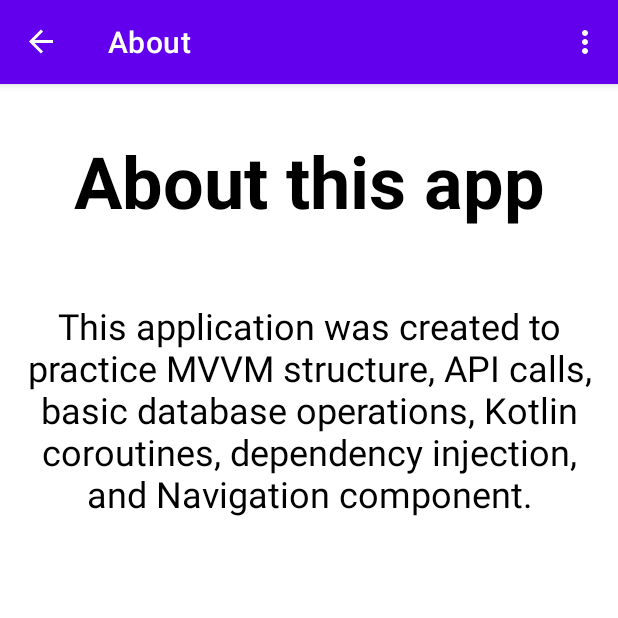
After one commit to cseltzner/Weather, an Android app: the AboutFragment screen opened through its navigation route, on a phone screen of 412 x 824 dp, the top half of it. The commit adds this screen. Run offline under Robolectric (Android 15) with nearby library versions, the phone set to English and light mode, and no system bars; our stand-ins replace Dagger/Hilt's generated code, navigation-ui.

Commit message:
Added menu along with functional refresh, delete all, and about page.
Refactored repository so viewmodels could not access dao and api directly

```diff
--- a/app/src/main/java/com/cseltz/android/weather/MainActivity.kt
+++ b/app/src/main/java/com/cseltz/android/weather/MainActivity.kt
@@ -2,6 +2,9 @@ package com.cseltz.android.weather
 
 import androidx.appcompat.app.AppCompatActivity
 import android.os.Bundle
+import android.view.Menu
+import android.view.MenuItem
+import android.widget.Toast
 import androidx.appcompat.widget.Toolbar
 import androidx.navigation.NavController
 import androidx.navigation.fragment.NavHostFragment
@@ -33,4 +36,19 @@ class MainActivity : AppCompatActivity() {
     override fun onSupportNavigateUp(): Boolean {
         return navController.navigateUp() || super.onSupportNavigateUp()
     }
+
+    override fun onCreateOptionsMenu(menu: Menu): Boolean {
+        menuInflater.inflate(R.menu.menu_basic, menu)
+        return true
+    }
+
+    override fun onOptionsItemSelected(item: MenuItem): Boolean {
+        return when (item.itemId) {
+            R.id.menu_about -> {
+                navController.navigate(NavGraphDirections.actionGlobalAboutFragment2())
+                true
+            }
+            else -> false
+        }
+    }
 }
--- a/app/src/main/java/com/cseltz/android/weather/model/local/StoredCityDao.kt
+++ b/app/src/main/java/com/cseltz/android/weather/model/local/StoredCityDao.kt
@@ -1,5 +1,6 @@
 package com.cseltz.android.weather.model.local
 
+import androidx.lifecycle.LiveData
 import androidx.room.*
 import kotlinx.coroutines.flow.Flow
 
@@ -19,6 +20,9 @@ interface StoredCityDao {
     fun getAllStoredCitiesAsFlow(): Flow<List<StoredCity>>
 
     @Query("SELECT * FROM stored_cities")
+    fun getAllStoredCitiesAsLiveData(): LiveData<List<StoredCity>>
+
+    @Query("SELECT * FROM stored_cities")
     suspend fun getAllStoredCitiesAsList(): List<StoredCity>
 
     @Query("DELETE FROM stored_cities")
--- /dev/null
+++ b/app/src/main/java/com/cseltz/android/weather/ui/AboutFragment.kt
@@ -0,0 +1,9 @@
+package com.cseltz.android.weather.ui
+
+import android.os.Bundle
+import android.view.Menu
+import android.view.MenuInflater
+import androidx.fragment.app.Fragment
+import com.cseltz.android.weather.R
+
+class AboutFragment: Fragment(R.layout.fragment_about)
--- a/app/src/main/java/com/cseltz/android/weather/ui/addcity/AddCityViewModel.kt
+++ b/app/src/main/java/com/cseltz/android/weather/ui/addcity/AddCityViewModel.kt
@@ -35,7 +35,7 @@ class AddCityViewModel @Inject constructor(
             is AddCityEvents.OnCompletedFabClick -> {
                 viewModelScope.launch {
 
-                    val dbCityList = repository.storedCityDao.getAllStoredCitiesAsList()
+                    val dbCityList = repository.getAllStoredCitiesAsList()
                     var shouldContinue = true
                     Log.d(TAG, "Checking db citylist...")
                     Log.d(TAG, "db city list contents: ${dbCityList.toString()}")
@@ -52,7 +52,7 @@ class AddCityViewModel @Inject constructor(
 
                     if (shouldContinue) {
                         _uiEvent.send(AddCityUiEvents.Loading)
-                        val apiCall = repository.openWeatherApi.getCoordinatesByLocationName(
+                        val apiCall = repository.getCoordinatesByLocationName(
                             getLocationString(
                                 event.city,
                                 event.state
@@ -111,7 +111,7 @@ class AddCityViewModel @Inject constructor(
             longitude = city.longitude
         )
         viewModelScope.launch {
-            repository.storedCityDao.insertStoredCity(cityToStore)
+            repository.insertStoredCity(cityToStore)
         }
     }
 
--- a/app/src/main/java/com/cseltz/android/weather/ui/maincitylist/MainCityListEvents.kt
+++ b/app/src/main/java/com/cseltz/android/weather/ui/maincitylist/MainCityListEvents.kt
@@ -1,5 +1,9 @@
 package com.cseltz.android.weather.ui.maincitylist
+
+import com.cseltz.android.weather.ui.uidataclasses.WeatherCity
 
 sealed class MainCityListEvents {
     object OnAddFabClicked: MainCityListEvents()
+    data class OnRefreshClicked(val callback: (List<WeatherCity>) -> Unit): MainCityListEvents()
+    object OnDeleteAllClicked: MainCityListEvents()
 }
--- a/app/src/main/java/com/cseltz/android/weather/ui/maincitylist/MainCityListFragment.kt
+++ b/app/src/main/java/com/cseltz/android/weather/ui/maincitylist/MainCityListFragment.kt
@@ -2,14 +2,15 @@ package com.cseltz.android.weather.ui.maincitylist
 
 import android.os.Bundle
 import android.util.Log
-import android.view.LayoutInflater
-import android.view.View
-import android.view.ViewGroup
+import android.view.*
+import android.widget.Toast
 import androidx.core.view.isVisible
 import androidx.fragment.app.Fragment
 import androidx.fragment.app.viewModels
 import androidx.lifecycle.lifecycleScope
 import androidx.navigation.fragment.findNavController
+import com.cseltz.android.weather.NavGraphDirections
+import com.cseltz.android.weather.R
 import com.cseltz.android.weather.databinding.FragmentMainCityListBinding
 import com.cseltz.android.weather.ui.uidataclasses.WeatherCity
 import com.google.android.material.snackbar.Snackbar
@@ -21,6 +22,7 @@ class MainCityListFragment: Fragment(), MainCityListFragmentAdapter.OnClickListe
 
     private lateinit var binding: FragmentMainCityListBinding
     private val viewModel: MainCityListViewModel by viewModels()
+    private lateinit var adapter: MainCityListFragmentAdapter
 
     override fun onCreateView(
         inflater: LayoutInflater,
@@ -28,17 +30,16 @@ class MainCityListFragment: Fragment(), MainCityListFragmentAdapter.OnClickListe
         savedInstanceState: Bundle?
     ): View? {
         binding = FragmentMainCityListBinding.inflate(inflater)
-        val adapter = MainCityListFragmentAdapter(this)
+        adapter = MainCityListFragmentAdapter(this)
         binding.mainRecyclerView.adapter = adapter
         binding.mainRecyclerView.setHasFixedSize(true)
 
-        viewModel.cityList.observe(viewLifecycleOwner) { cityList ->
+        viewModel.cityList.observe(viewLifecycleOwner) {
             viewModel.getWeatherCityList { list ->
                 Log.d("MainCityListFragment", "Submitting list with ${list.size} items")
-                adapter.apply {
-                    submitList(null) // Needed because submitList needs a new reference to call for updates
-                    submitList(list)
-                }
+                val newList = mutableListOf<WeatherCity>()
+                newList.addAll(list)
+                adapter.submitList(newList) // Must send a list with a different reference, or else listAdapter bugs out
             }
         }
 
@@ -72,4 +73,36 @@ class MainCityListFragment: Fragment(), MainCityListFragmentAdapter.OnClickListe
         }
         return binding.root
     }
+
+    override fun onCreate(savedInstanceState: Bundle?) {
+        super.onCreate(savedInstanceState)
+        setHasOptionsMenu(true)
+    }
+
+    override fun onCreateOptionsMenu(menu: Menu, inflater: MenuInflater) {
+        menu.clear()
+        inflater.inflate(R.menu.menu_main_city_list, menu)
+    }
+
+    override fun onOptionsItemSelected(item: MenuItem): Boolean {
+        return when (item.itemId) {
+            R.id.menu_main_about -> {
+                findNavController().navigate(NavGraphDirections.actionGlobalAboutFragment2())
+                true
+            }
+            R.id.menu_main_delete_all -> {
+                viewModel.performEvent(MainCityListEvents.OnDeleteAllClicked)
+                true
+            }
+            R.id.menu_main_refresh -> {
+                viewModel.performEvent(MainCityListEvents.OnRefreshClicked { list ->
+                    adapter.submitList(null)
+                    adapter.submitList(list)
+                })
+                true
+            }
+
+            else -> { false }
+        }
+    }
 }
--- /dev/null
+++ b/app/src/main/res/drawable/ic_refresh.xml
@@ -0,0 +1,10 @@
+<vector xmlns:android="http://schemas.android.com/apk/res/android"
+    android:width="24dp"
+    android:height="24dp"
+    android:viewportWidth="24"
+    android:viewportHeight="24"
+    android:tint="?attr/colorControlNormal">
+  <path
+      android:fillColor="@android:color/white"
+      android:pathData="M17.65,6.35C16.2,4.9 14.21,4 12,4c-4.42,0 -7.99,3.58 -7.99,8s3.57,8 7.99,8c3.73,0 6.84,-2.55 7.73,-6h-2.08c-0.82,2.33 -3.04,4 -5.65,4 -3.31,0 -6,-2.69 -6,-6s2.69,-6 6,-6c1.66,0 3.14,0.69 4.22,1.78L13,11h7V4l-2.35,2.35z"/>
+</vector>
--- a/app/src/main/res/layout/activity_main.xml
+++ b/app/src/main/res/layout/activity_main.xml
@@ -10,19 +10,20 @@
         android:id="@+id/toolbar"
         android:layout_width="match_parent"
         android:layout_height="?attr/actionBarSize"
+        android:background="@color/design_default_color_primary"
+        android:elevation="4dp"
+        android:theme="@style/ThemeOverlay.AppCompat.Dark.ActionBar"
         app:layout_constraintTop_toTopOf="parent"
-        android:theme="@style/ThemeOverlay.AppCompat.Dark.ActionBar"
-        app:popupTheme="@style/ThemeOverlay.AppCompat.Light"
-        />
+        app:popupTheme="@style/ThemeOverlay.AppCompat.Light" />
 
     <androidx.fragment.app.FragmentContainerView
         android:id="@+id/fragment_container_view"
+        android:name="androidx.navigation.fragment.NavHostFragment"
         android:layout_width="match_parent"
         android:layout_height="0dp"
-        android:name="androidx.navigation.fragment.NavHostFragment"
         app:defaultNavHost="true"
-        app:navGraph="@navigation/nav_graph"
+        app:layout_constraintBottom_toBottomOf="parent"
         app:layout_constraintTop_toBottomOf="@id/toolbar"
-        app:layout_constraintBottom_toBottomOf="parent"/>
+        app:navGraph="@navigation/nav_graph" />
 
 </androidx.constraintlayout.widget.ConstraintLayout>
--- /dev/null
+++ b/app/src/main/res/layout/fragment_about.xml
@@ -0,0 +1,36 @@
+<?xml version="1.0" encoding="utf-8"?>
+<androidx.constraintlayout.widget.ConstraintLayout xmlns:android="http://schemas.android.com/apk/res/android"
+    android:layout_width="match_parent"
+    android:layout_height="match_parent"
+    xmlns:app="http://schemas.android.com/apk/res-auto"
+    xmlns:tools="http://schemas.android.com/tools"
+    tools:context=".ui.AboutFragment">
+
+    <TextView
+        android:layout_width="match_parent"
+        android:layout_height="wrap_content"
+        android:id="@+id/about_header"
+        android:text="@string/about_this_app"
+        android:textSize="48sp"
+        android:textAlignment="center"
+        android:layout_marginTop="32dp"
+        app:layout_constraintTop_toTopOf="parent"
+        android:layout_marginStart="16dp"
+        android:layout_marginEnd="16dp"
+        android:textStyle="bold"
+        android:textColor="@color/black" />
+
+    <TextView
+        android:layout_width="match_parent"
+        android:layout_height="wrap_content"
+        android:text="@string/about_body"
+        android:textSize="24sp"
+        app:layout_constraintTop_toBottomOf="@id/about_header"
+        android:layout_marginTop="48dp"
+        android:layout_marginStart="16dp"
+        android:layout_marginEnd="16dp"
+        android:textColor="@color/black"
+        android:textAlignment="center" />
+
+
+</androidx.constraintlayout.widget.ConstraintLayout>
--- /dev/null
+++ b/app/src/main/res/menu/menu_basic.xml
@@ -0,0 +1,10 @@
+<?xml version="1.0" encoding="utf-8"?>
+<menu xmlns:android="http://schemas.android.com/apk/res/android"
+    xmlns:app="http://schemas.android.com/apk/res-auto">
+
+    <item
+        android:id="@+id/menu_about"
+        android:title="@string/about"
+        app:showAsAction="never" />
+
+</menu>
--- /dev/null
+++ b/app/src/main/res/menu/menu_main_city_list.xml
@@ -0,0 +1,21 @@
+<?xml version="1.0" encoding="utf-8"?>
+<menu xmlns:android="http://schemas.android.com/apk/res/android"
+    xmlns:app="http://schemas.android.com/apk/res-auto">
+
+    <item
+        android:id="@+id/menu_main_refresh"
+        android:title="@string/refresh"
+        android:icon="@drawable/ic_refresh"
+        app:showAsAction="ifRoom" />
+
+    <item
+        android:id="@+id/menu_main_delete_all"
+        android:title="@string/delete_all"
+        app:showAsAction="never" />
+
+    <item
+        android:id="@+id/menu_main_about"
+        android:title="@string/about"
+        app:showAsAction="never" />
+
+</menu>
--- a/app/src/main/res/navigation/nav_graph.xml
+++ b/app/src/main/res/navigation/nav_graph.xml
@@ -23,4 +23,17 @@
         android:name="com.cseltz.android.weather.ui.addcity.AddCityFragment"
         android:label="Add"
         tools:layout="@layout/fragment_add_city" />
+    <fragment
+        android:id="@+id/aboutFragment2"
+        android:name="com.cseltz.android.weather.ui.AboutFragment"
+        android:label="About"
+        tools:layout="@layout/fragment_about" />
+    <action
+        android:id="@+id/action_global_aboutFragment2"
+        app:destination="@id/aboutFragment2"
+        app:enterAnim="@anim/nav_default_enter_anim"
+        app:exitAnim="@anim/nav_default_exit_anim"
+        app:launchSingleTop="true"
+        app:popEnterAnim="@anim/nav_default_pop_enter_anim"
+        app:popExitAnim="@anim/nav_default_pop_exit_anim" />
 </navigation>
--- a/app/src/main/res/values/strings.xml
+++ b/app/src/main/res/values/strings.xml
@@ -2,4 +2,9 @@
     <string name="app_name">Weather</string>
     <string name="add_city">Add City</string>
     <string name="city_name">City name</string>
+    <string name="refresh">Refresh</string>
+    <string name="delete_all">Delete All</string>
+    <string name="about">About</string>
+    <string name="about_this_app">About this app</string>
+    <string name="about_body">This application was created to practice MVVM structure, API calls, basic database operations, Kotlin coroutines, dependency injection, and Navigation component.</string>
 </resources>
```
Also changed, not shown: app/src/main/java/com/cseltz/android/weather/model/Repository.kt (+5 -3 lines), app/src/main/java/com/cseltz/android/weather/ui/maincitylist/MainCityListViewModel.kt (+31 -15 lines).
